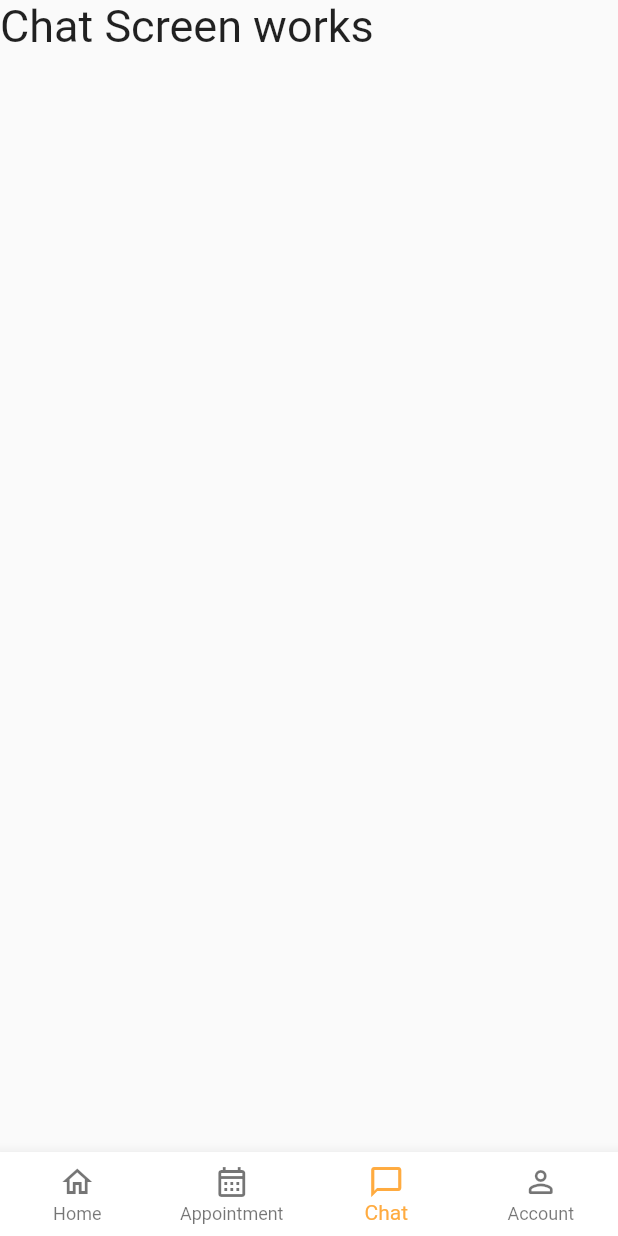
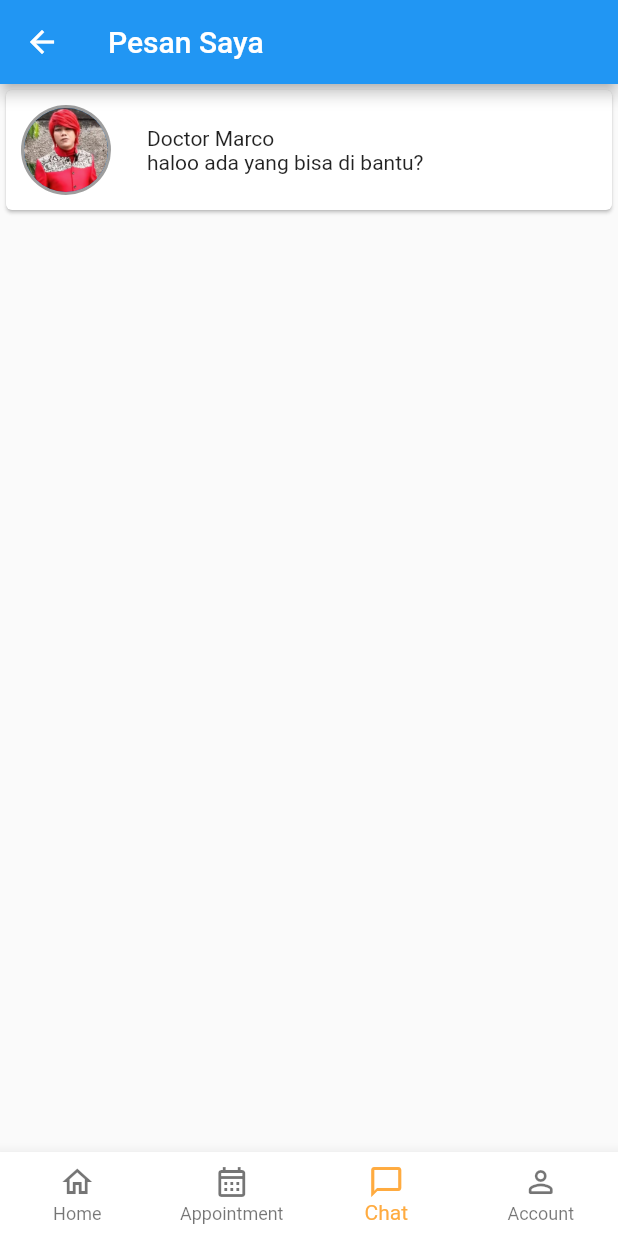
Before and after one commit to mikhaelhermanus/flutter-medical-app-ui, a Flutter app: the Home screen opened directly, item 3 of the bottom bar chosen, on a phone screen of 412 x 824 dp. Run offline on Flutter 3.47's test engine with Material 2 defaults, Android fonts, the phone set to English and light mode, and no system bars; our stand-ins replace grouped_list.

Commit message:
chat screen app

```diff
--- a/lib/pages/Home.dart
+++ b/lib/pages/Home.dart
@@ -1,6 +1,7 @@
 import 'package:flutter/material.dart';
 import 'package:medical_app/pages/Appointment.dart';
 import 'package:medical_app/pages/IndexHome.dart';
+import 'package:medical_app/pages/chatScreen.dart';
 import 'package:medical_app/pages/loginScreen.dart';
 import 'package:medical_app/pages/registerScreen.dart';
 
@@ -23,10 +24,7 @@ class _HomeState extends State<Home> {
   List<Widget> pages = [
     const IndexHome(),
     const AppointmentScreen(),
-    const Text(
-      'Chat Screen works',
-      style: TextStyle(fontSize: 30),
-    ),
+    const ChatScreen(),
     const LoginScreen()
     // const RegisterScreen()
   ];
--- /dev/null
+++ b/lib/pages/chatScreen.dart
@@ -0,0 +1,56 @@
+import 'package:flutter/material.dart';
+import 'package:medical_app/pages/chatDetail.dart';
+
+class ChatScreen extends StatefulWidget {
+  const ChatScreen({Key? key}) : super(key: key);
+
+  @override
+  State<ChatScreen> createState() => _ChatScreenState();
+}
+
+class _ChatScreenState extends State<ChatScreen> {
+  @override
+  Widget build(BuildContext context) {
+    return Scaffold(
+        appBar: AppBar(
+          title: const Text('Pesan Saya'),
+        ),
+        body: Column(
+          children: [
+            InkWell(
+                onTap: () => Navigator.push(context, MaterialPageRoute(builder: (context){
+                return const ChatDetailScreen();
+              })),
+              child: Card(
+                child: Container(
+                  margin: const EdgeInsets.all(10),
+                  width: MediaQuery.of(context).size.width,
+                  child: Row(
+                    children: [
+                      const CircleAvatar(
+                        radius: 30,
+                        backgroundColor: Colors.grey,
+                        child: CircleAvatar(
+                          radius: 28,
+                          backgroundImage: AssetImage('assets/pm.png'),
+                        ),
+                      ),
+                      const SizedBox(
+                        width: 24,
+                      ),
+                      Column(
+                        crossAxisAlignment: CrossAxisAlignment.start,
+                        children: const [
+                          Text('Doctor Marco'),
+                          Text('haloo ada yang bisa di bantu?')
+                        ],
+                      )
+                    ],
+                  ),
+                ),
+              ),
+            ),
+          ],
+        ));
+  }
+}
--- a/pubspec.yaml
+++ b/pubspec.yaml
@@ -30,6 +30,7 @@ dependencies:
   flutter:
     sdk: flutter
   intl: ^0.17.0
+  grouped_list: ^4.2.0
 
 
   # The following adds the Cupertino Icons font to your application.
```
Also changed, not shown: lib/models/message_data.dart (added, +11 -0 lines), lib/pages/chatDetail.dart (added, +80 -0 lines), pubspec.lock.
